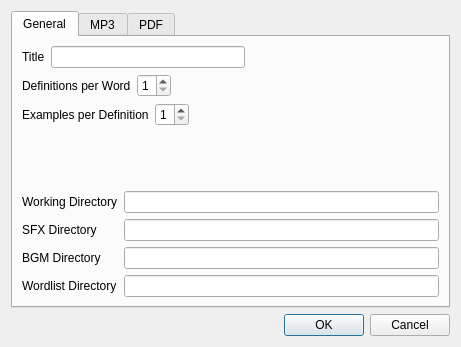
Qt form design/preferences.ui (kokimame/joytan) before a commit.
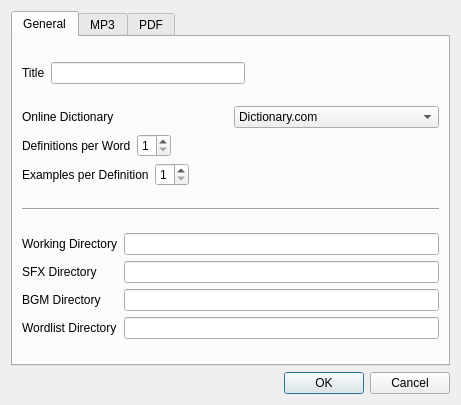
The same form after that commit.

Commit message: Made dictionary editable

The edit to the form file:
```diff
--- a/design/preferences.ui
+++ b/design/preferences.ui
@@ -7,7 +7,7 @@
     <x>0</x>
     <y>0</y>
     <width>461</width>
-    <height>347</height>
+    <height>405</height>
    </rect>
   </property>
   <property name="windowTitle">
@@ -59,6 +59,41 @@
        </item>
        <item>
         <layout class="QVBoxLayout" name="verticalLayout">
+         <item>
+          <layout class="QHBoxLayout" name="horizontalLayout_5">
+           <item>
+            <widget class="QLabel" name="label_8">
+             <property name="text">
+              <string>Online Dictionary</string>
+             </property>
+            </widget>
+           </item>
+           <item>
+            <widget class="QComboBox" name="dictCombo">
+             <item>
+              <property name="text">
+               <string>Dictionary.com</string>
+              </property>
+             </item>
+             <item>
+              <property name="text">
+               <string>Wiktionary</string>
+              </property>
+             </item>
+             <item>
+              <property name="text">
+               <string>Cambridge Dictionary</string>
+              </property>
+             </item>
+             <item>
+              <property name="text">
+               <string>Oxford English Dictionary</string>
+              </property>
+             </item>
+            </widget>
+           </item>
+          </layout>
+         </item>
          <item>
           <layout class="QHBoxLayout" name="horizontalLayout_3">
            <item>
@@ -133,17 +168,11 @@
         </layout>
        </item>
        <item>
-        <spacer name="verticalSpacer">
+        <widget class="Line" name="line">
          <property name="orientation">
-          <enum>Qt::Vertical</enum>
+          <enum>Qt::Horizontal</enum>
          </property>
-         <property name="sizeHint" stdset="0">
-          <size>
-           <width>20</width>
-           <height>40</height>
-          </size>
-         </property>
-        </spacer>
+        </widget>
        </item>
        <item>
         <layout class="QGridLayout" name="gridLayout">
```
Left out of the diff: 2 changed lines with no effect on the pictures. The commit also changes 5 other files.
